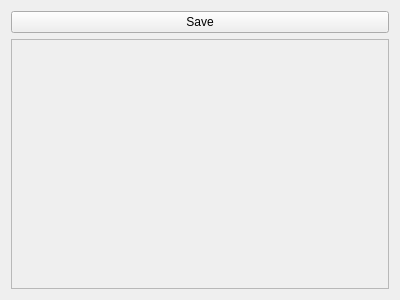
Before: the Qt Designer form chocachoca/src/mainUI.ui in pbustos/beta-robotica-class, drawn with Qt 5.
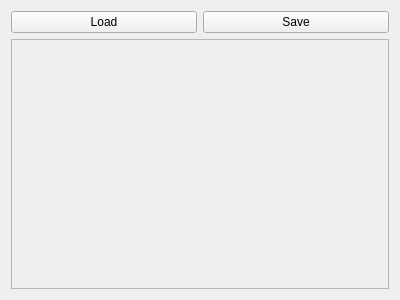
After: the same form once the commit is applied.

What changed in the file:
```diff
--- a/chocachoca/src/mainUI.ui
+++ b/chocachoca/src/mainUI.ui
@@ -13,13 +13,20 @@
   <property name="windowTitle">
    <string>chocachoca</string>
   </property>
-  <layout class="QVBoxLayout" name="verticalLayout_3">
+  <layout class="QVBoxLayout" name="verticalLayout_2">
    <item>
-    <layout class="QVBoxLayout" name="verticalLayout_2">
+    <layout class="QVBoxLayout" name="verticalLayout">
      <item>
-      <layout class="QVBoxLayout" name="verticalLayout">
+      <layout class="QHBoxLayout" name="horizontalLayout">
        <item>
-        <widget class="QPushButton" name="pushButton">
+        <widget class="QPushButton" name="buttonRead">
+         <property name="text">
+          <string>Load</string>
+         </property>
+        </widget>
+       </item>
+       <item>
+        <widget class="QPushButton" name="buttonSave">
          <property name="text">
           <string>Save</string>
          </property>
```
